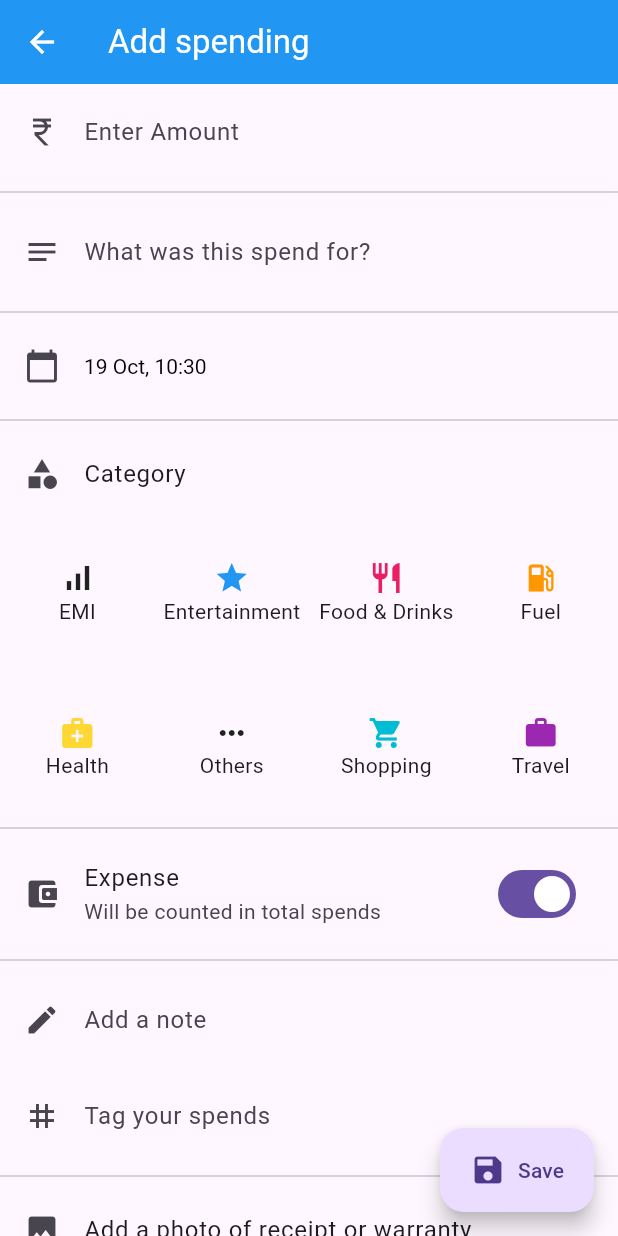
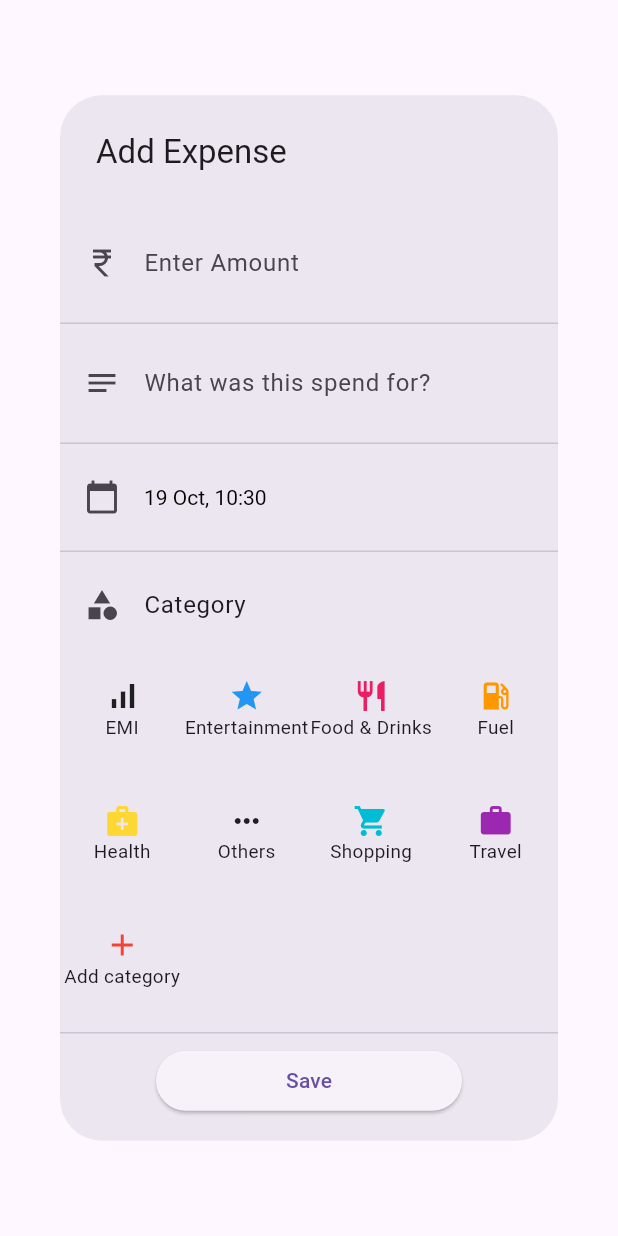
Before and after one commit to Cs7dev/expenso, a Flutter app: the AddExpenseDialog widget shown alone on an empty page, opened directly, after a tap on "Save", on a phone screen of 412 x 824 dp. Run offline on Flutter 3.47's test engine with Material 2 defaults, Android fonts, the phone set to English and light mode, and no system bars; our stand-ins replace animated_text_kit, bloc, equatable, flutter_bloc, flutter_colorpicker, flutter_spinkit and 4 more; accounts and stored records are empty.

Commit message:
updated dialog box

```diff
--- a/lib/expnses/add_expense_dialog.dart
+++ b/lib/expnses/add_expense_dialog.dart
@@ -1,9 +1,6 @@
-import 'dart:ffi';
-
 import 'package:flutter/material.dart';
 import 'package:intl/intl.dart';
 
-import 'Expenses_page.dart';
 import 'category_icons.dart';
 import 'switchtile.dart';
 
@@ -180,21 +177,8 @@ class _AddExpenseDialogState extends State<AddExpenseDialog>
     return dateTimeFormatter.format(date);
   }
 
-  @override
-  Widget build(BuildContext context) {
-    return AnimatedBuilder(
-      animation: _animation,
-      builder: (context, child) {
-        return Transform.scale(
-          scale: _animation.value,
-          child: Dialog.fullscreen(
-            // insetPadding: EdgeInsets.all(0),
-            // title: Text('Add Expense'),
-            child: Scaffold(
-              floatingActionButton: FloatingActionButton.extended(
-                  onPressed: () {
-                    double amount =
-                        double.tryParse(amountController.text) ?? 0.0;
+  void floatingAction() {
+    double amount = double.tryParse(amountController.text) ?? 0.0;
     String description = descriptionController.text;
     String notes = noteController.text;
     String tags = tagController.text;
@@ -210,50 +194,27 @@ class _AddExpenseDialogState extends State<AddExpenseDialog>
         // 'categoryLabel': categoryLabel,
       });
     }
-                  },
-                  label: Row(
-                    children: const [
-                      Icon(Icons.save),
-                      SizedBox(width: 8),
-                      Text('Save')
-                    ],
-                  )),
-              appBar: AppBar(
-                leading: IconButton(
-                  icon: const Icon(
-                    Icons.arrow_back,
-                    color: Colors.white,
-                  ),
-                  onPressed: () {
-                    Navigator.of(context).pop();
-                  },
-                ),
-                backgroundColor: Colors.blue,
-                title: const Text(
-                  'Add spending',
-                  style: TextStyle(color: Colors.white),
-                ),
-                // leading:
-                // IconButton(
-                //   onPressed: () =>
-                //       sendData(categoryName, categoryColor, categoryIcon),
-                //   icon: Icon(Icons.close),
-                // ),
-              ),
-              body: SingleChildScrollView(
-                child: Column(
-                  mainAxisSize: MainAxisSize.min,
-                  crossAxisAlignment: CrossAxisAlignment.start,
+  }
+
+  @override
+  Widget build(BuildContext context) {
+    return AnimatedBuilder(
+      animation: _animation,
+      builder: (context, child) {
+        return Transform.scale(
+          scale: _animation.value,
+          child: SimpleDialog(
+            title: const Text('Add Expense'),
+            titlePadding: const EdgeInsets.fromLTRB(24, 24, 24, 16),
             children: [
               ListTile(
                 leading: const SizedBox(
-                        height: double.infinity,
                   child: Icon(Icons.currency_rupee_outlined),
                 ),
                 title: TextField(
                   controller: amountController,
-                        keyboardType: const TextInputType.numberWithOptions(
-                            decimal: true),
+                  keyboardType:
+                      const TextInputType.numberWithOptions(decimal: true),
                   decoration: const InputDecoration(
                     hintText: 'Enter Amount',
                     border: InputBorder.none,
@@ -267,7 +228,6 @@ class _AddExpenseDialogState extends State<AddExpenseDialog>
               // ),
               ListTile(
                 leading: const SizedBox(
-                        height: double.infinity,
                   child: Icon(Icons.notes),
                 ),
                 title: TextField(
@@ -279,10 +239,10 @@ class _AddExpenseDialogState extends State<AddExpenseDialog>
                 ),
               ),
               const Divider(),
-                    // TextField(
-                    //   controller: descriptionController, // Add this line
-                    //   decoration: InputDecoration(hintText: 'Description'),
-                    // ),
+              // // TextField(
+              // //   controller: descriptionController, // Add this line
+              // //   decoration: InputDecoration(hintText: 'Description'),
+              // // ),
               ListTile(
                 leading: const Icon(Icons.calendar_today),
                 title: GestureDetector(
@@ -308,8 +268,7 @@ class _AddExpenseDialogState extends State<AddExpenseDialog>
 
                       setState(() {
                         selectedDate = pickedDate.copyWith(
-                                  hour: pickedTime.hour,
-                                  minute: pickedTime.minute);
+                            hour: pickedTime.hour, minute: pickedTime.minute);
                       });
                     }
                   },
@@ -326,101 +285,26 @@ class _AddExpenseDialogState extends State<AddExpenseDialog>
                 title: Text('Category'),
               ),
               SizedBox(
-                      height: 200,
+                width: MediaQuery.of(context).size.width * 9 / 10,
                 child: GridView(
+                  physics: NeverScrollableScrollPhysics(),
+                  shrinkWrap: true,
                   scrollDirection: Axis.vertical,
-                        gridDelegate:
-                            const SliverGridDelegateWithFixedCrossAxisCount(
+                  gridDelegate: const SliverGridDelegateWithFixedCrossAxisCount(
                       crossAxisCount: 4),
                   children: categories,
                 ),
               ),
               const Divider(),
-                    SwitchTile(
-                      leading: const Icon(Icons.account_balance_wallet_rounded),
-                      initState: isCountedInTotalSpends,
-                      onChanged: (value) => setState(() {
-                        isCountedInTotalSpends = !isCountedInTotalSpends;
-                      }),
-                      title: const Text('Expense'),
-                      trueDescription:
-                          const Text('Will be counted in total spends'),
-                      falseDescription:
-                          const Text('Will not be counted in total spends'),
+
+              Padding(
+                padding: const EdgeInsets.symmetric(horizontal: 64.0),
+                child: ElevatedButton(
+                  onPressed: () => floatingAction(),
+                  child: const Text('Save'),
                 ),
-                    const Divider(),
-                    ListTile(
-                      leading: const SizedBox(
-                        height: double.infinity,
-                        child: Icon(Icons.edit),
-                      ),
-                      title: TextField(
-                        controller: noteController,
-                        decoration: const InputDecoration(
-                          hintText: 'Add a note',
-                          border: InputBorder.none,
-                        ),
-                      ),
-                    ),
-                    ListTile(
-                      leading: const SizedBox(
-                        height: double.infinity,
-                        child: Icon(Icons.tag),
-                      ),
-                      title: TextField(
-                        controller: tagController,
-                        decoration: const InputDecoration(
-                          hintText: 'Tag your spends',
-                          border: InputBorder.none,
-                        ),
-                      ),
-                    ),
-                    const Divider(),
-                    const ListTile(
-                      leading: SizedBox(
-                        height: double.infinity,
-                        child: Icon(Icons.image),
-                      ),
-                      title: Text(
-                        'Add a photo of receipt or warranty',
-                        style: TextStyle(
-                          fontWeight: FontWeight.normal,
-                        ),
-                      ),
-                    ),
-                    // Row(
-                    //   mainAxisAlignment: MainAxisAlignment.spaceEvenly,
-                    //   children: [
-                    //     _buildCategoryButton(
-                    //         'Food', Colors.green, Icons.fastfood),
-                    //     _buildCategoryButton(
-                    //         'Miscellaneous', Colors.orange, Icons.dashboard),
-                    //   ],
-                    // ),
-                    // Row(
-                    //   mainAxisAlignment: MainAxisAlignment.spaceEvenly,
-                    //   children: [
-                    //     _buildCategoryButton(
-                    //         'Entertainment', Colors.purple, Icons.movie),
-                    //     _buildCategoryButton(
-                    //         'Shopping', Colors.blue, Icons.shopping_cart),
-                    //   ],
-                    // ),
-                    // // SizedBox(height: 1),
-                    // Row(
-                    //     mainAxisAlignment: MainAxisAlignment.spaceEvenly,
-                    //     children: [
-                    //       _buildCategoryButton(
-                    //           'Add New', Colors.lightBlueAccent, Icons.add),
-                    //       _buildCategoryButton('Medical', Colors.green,
-                    //           Icons.medical_information),
-                    //     ]),
+              )
             ],
-                ),
-              ),
-            ),
-
-            // backgroundColor: widget.categoryColor,
           ),
         );
       },
--- a/lib/expnses/category_icons.dart
+++ b/lib/expnses/category_icons.dart
@@ -38,9 +38,12 @@ class _CategoryIconState extends State<CategoryIcon> {
                 widget.icon,
                 color: widget.color,
               ),
-              Text(widget.label,
-                  style:
-                      TextStyle()), // Todo: Use a condensed font/ make font condensed
+              Text(
+                widget.label,
+                textScaleFactor: 0.9,
+                textAlign: TextAlign.center,
+                style: TextStyle(),
+              ), // Todo: Use a condensed font/ make font condensed
             ]),
       ),
     );
```
Lines whose indentation alone changed are shown as unchanged.
